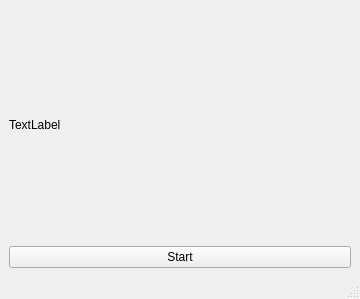
This is mainwindow.ui in communa/timetracker as Qt 5 draws it before an edit. The edited form follows.
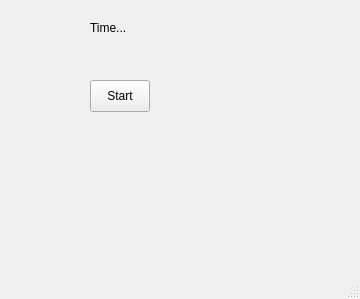
This is the edited form.

Commit message: learn: basic timer implementation

Patch:
```diff
--- a/mainwindow.ui
+++ b/mainwindow.ui
@@ -17,22 +17,32 @@
    <bool>false</bool>
   </property>
   <widget class="QWidget" name="centralwidget">
-   <layout class="QVBoxLayout" name="verticalLayout">
-    <item>
-     <widget class="QLabel" name="timerLabel">
-      <property name="text">
-       <string>TextLabel</string>
-      </property>
-     </widget>
-    </item>
-    <item>
      <widget class="QPushButton" name="timerButton">
+    <property name="geometry">
+     <rect>
+      <x>90</x>
+      <y>80</y>
+      <width>60</width>
+      <height>32</height>
+     </rect>
+    </property>
       <property name="text">
        <string>Start</string>
       </property>
      </widget>
-    </item>
-   </layout>
+   <widget class="QLabel" name="timerLabel">
+    <property name="geometry">
+     <rect>
+      <x>90</x>
+      <y>20</y>
+      <width>131</width>
+      <height>16</height>
+     </rect>
+    </property>
+    <property name="text">
+     <string>Time... </string>
+    </property>
+   </widget>
   </widget>
   <widget class="QStatusBar" name="statusbar"/>
  </widget>
```
Lines whose indentation alone changed are shown as unchanged. The commit also changes 8 other files.
